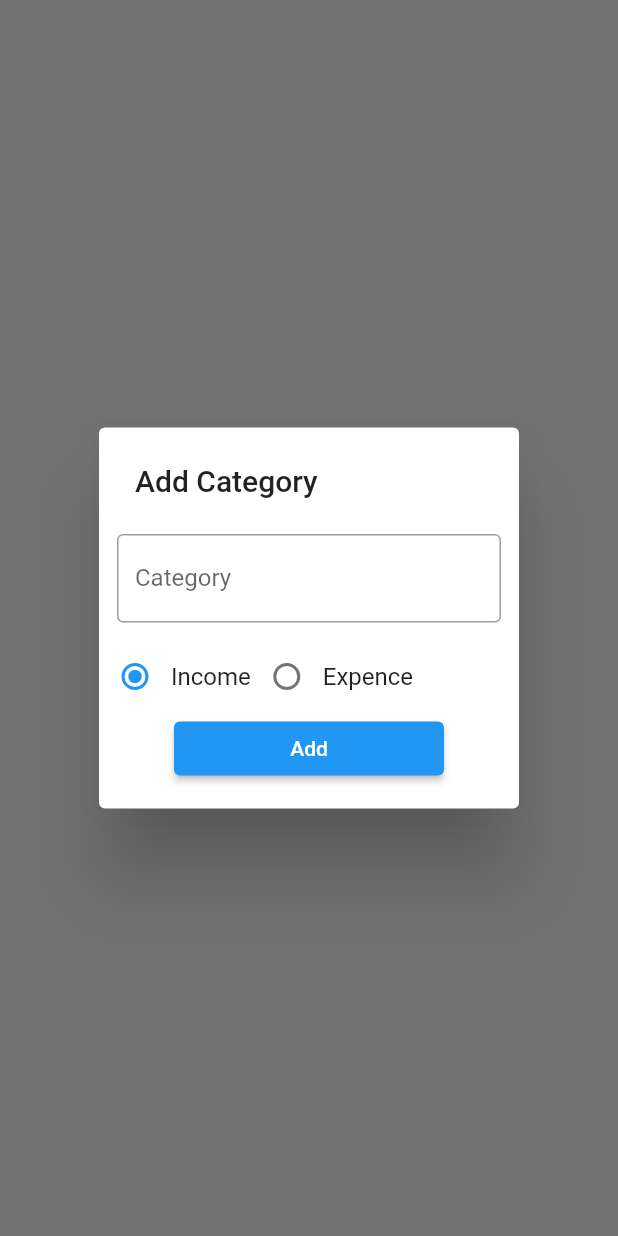
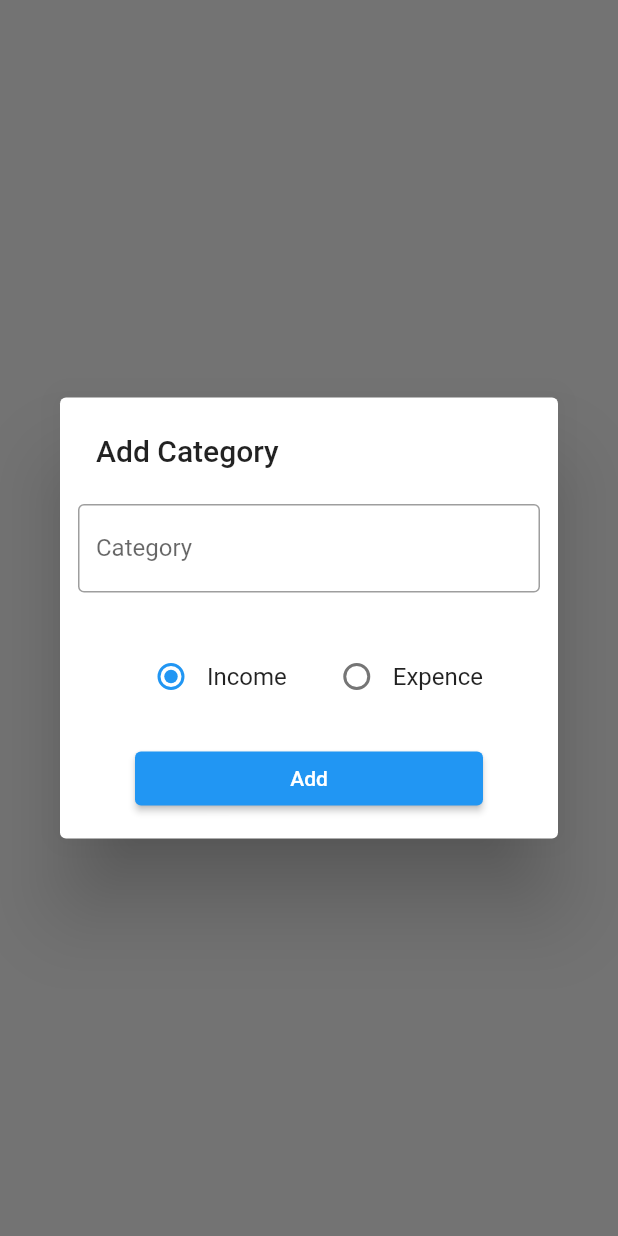
Before and after one commit to jishad-bin-yousaf/Personal-Money-Management-App, a Flutter app: what showCategoryAddPopup() shows on an empty page, opened directly, on a phone screen of 412 x 824 dp. Run offline on Flutter 3.47's test engine with Material 2 defaults, Android fonts, the phone set to English and light mode, and no system bars; our stand-ins replace hive, hive_flutter; accounts and stored records are empty.

Commit message:
Category Pop-up UI finished

```diff
--- a/lib/Screens/category/category_add_popup.dart
+++ b/lib/Screens/category/category_add_popup.dart
@@ -1,5 +1,7 @@
 import 'package:flutter/material.dart';
 import 'package:sample/Models/Category/category_model.dart';
+
+ValueNotifier<CategoryType> selectedCategoryNotifier = ValueNotifier(CategoryType.income);
 
 Future<void> showCategoryAddPopup(BuildContext context) async {
   showDialog(
@@ -19,17 +21,21 @@ Future<void> showCategoryAddPopup(BuildContext context) async {
               ),
             ),
           ),
-          Row(
+          Padding(
+            padding: const EdgeInsets.symmetric(horizontal: 50, vertical: 20),
+            child: Row(
+              mainAxisAlignment: MainAxisAlignment.spaceBetween,
               children: const [
                 RadioButton(
                   title: "Income",
                   type: CategoryType.income,
-                  selectedCategoryType: CategoryType.income),
+                ),
                 RadioButton(
                   title: "Expence",
                   type: CategoryType.expense,
-                  selectedCategoryType: CategoryType.income),
+                ),
               ],
+            ),
           ),
           Padding(
             padding: const EdgeInsets.symmetric(horizontal: 50.0),
@@ -47,24 +53,31 @@ Future<void> showCategoryAddPopup(BuildContext context) async {
 class RadioButton extends StatelessWidget {
   final String title;
   final CategoryType type;
-  final CategoryType selectedCategoryType;
 
   const RadioButton({
     super.key,
     required this.title,
     required this.type,
-    required this.selectedCategoryType,
   });
 
   @override
   Widget build(BuildContext context) {
     return Row(
       children: [
-        Radio<CategoryType>(
+        ValueListenableBuilder(
+          valueListenable: selectedCategoryNotifier,
+          builder: (BuildContext ctx, CategoryType newCategory, Widget? _) {
+            return Radio<CategoryType>(
               value: type,
-          groupValue: CategoryType.income,
+              groupValue: newCategory,
               onChanged: (value) {
-            value = type;
+                if (value == null) {
+                  return;
+                }
+                selectedCategoryNotifier.value = value;
+                selectedCategoryNotifier.notifyListeners();
+              },
+            );
           },
         ),
         Text(title)
```
Lines whose indentation alone changed are shown as unchanged.
